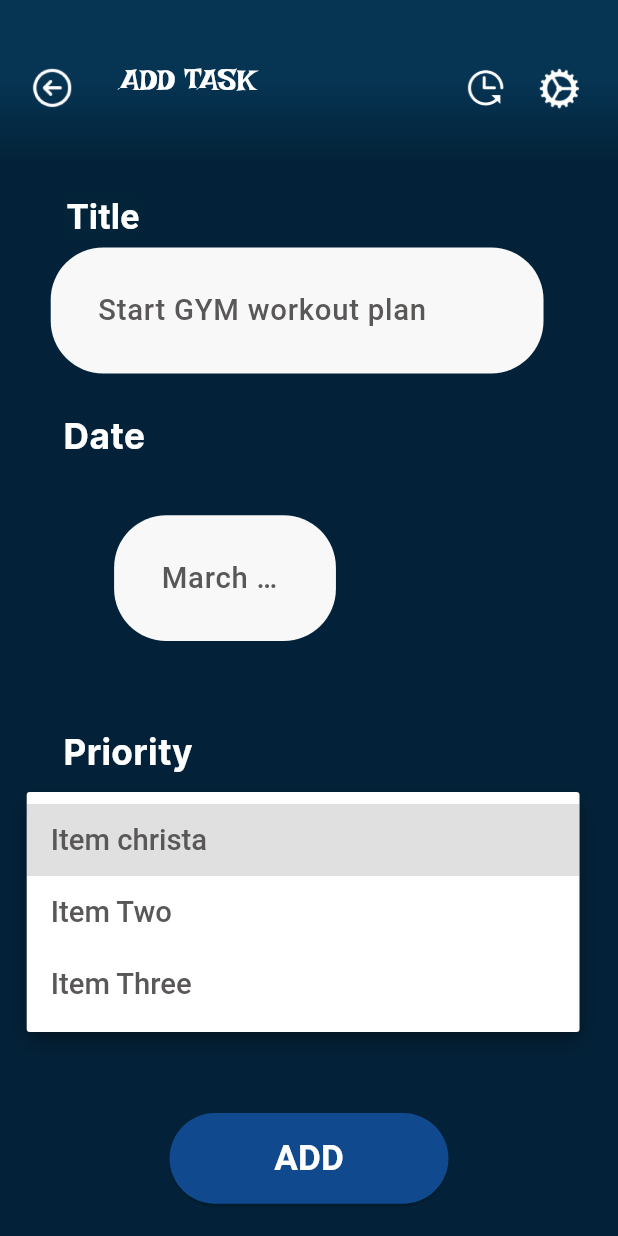
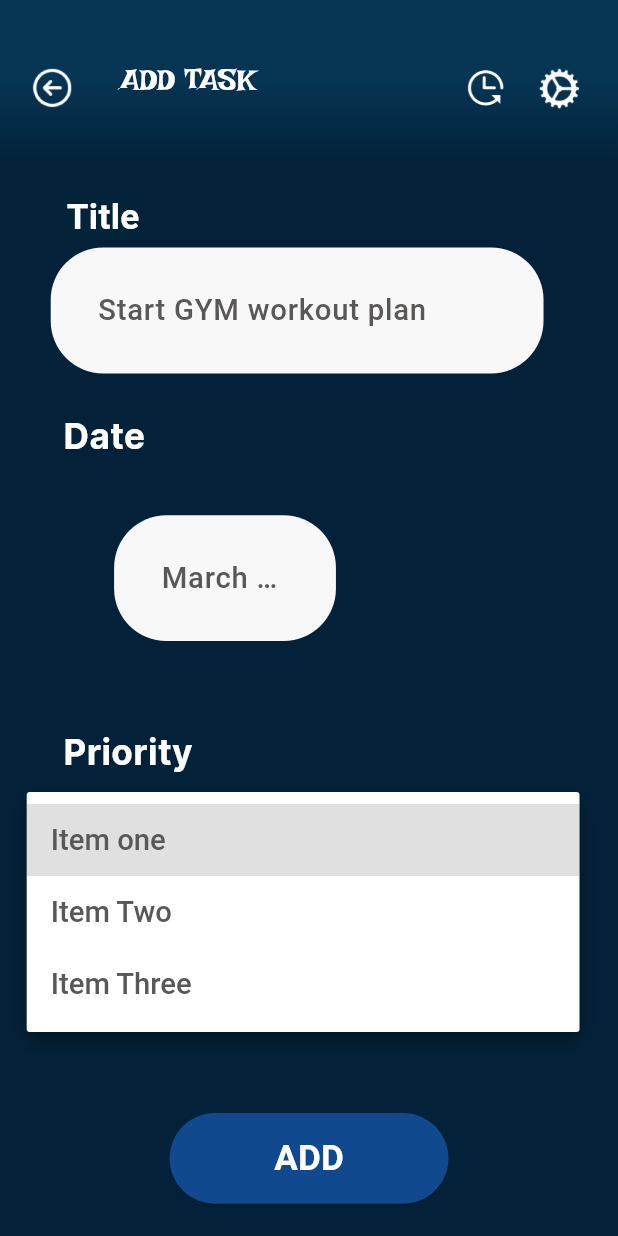
Before and after one commit to christauwicyeza/old_project, a Flutter app: the AddTaskScreen screen opened by its route, after a tap on "High", on a phone screen of 412 x 824 dp. Run offline on Flutter 3.47's test engine with Material 3 defaults, Android fonts, the phone set to English and light mode, and no system bars; our stand-ins replace cached_network_image, flutter_svg.

Commit message:
update add_task

```diff
--- a/lib/presentation/add_task_screen/add_task_screen.dart
+++ b/lib/presentation/add_task_screen/add_task_screen.dart
@@ -16,7 +16,7 @@
 
   TextEditingController monthController = TextEditingController();
 
-  List<String> dropdownItemList = ["Item christa", "Item Two", "Item Three"];
+  List<String> dropdownItemList = ["Item one", "Item Two", "Item Three"];
 
   @override
   Widget build(BuildContext context) {
--- a/lib/presentation/dashboard_screen/dashboard_screen.dart
+++ b/lib/presentation/dashboard_screen/dashboard_screen.dart
@@ -1,4 +1,4 @@
-import 'package:flutter/material.dart'
+import 'package:flutter/material.dart';
 import 'package:taskmanagerfigma_to_flutter/core/app_export.dart';
 import 'package:taskmanagerfigma_to_flutter/widgets/custom_icon_button.dart';
 import 'package:taskmanagerfigma_to_flutter/widgets/custom_text_form_field.dart';
```
